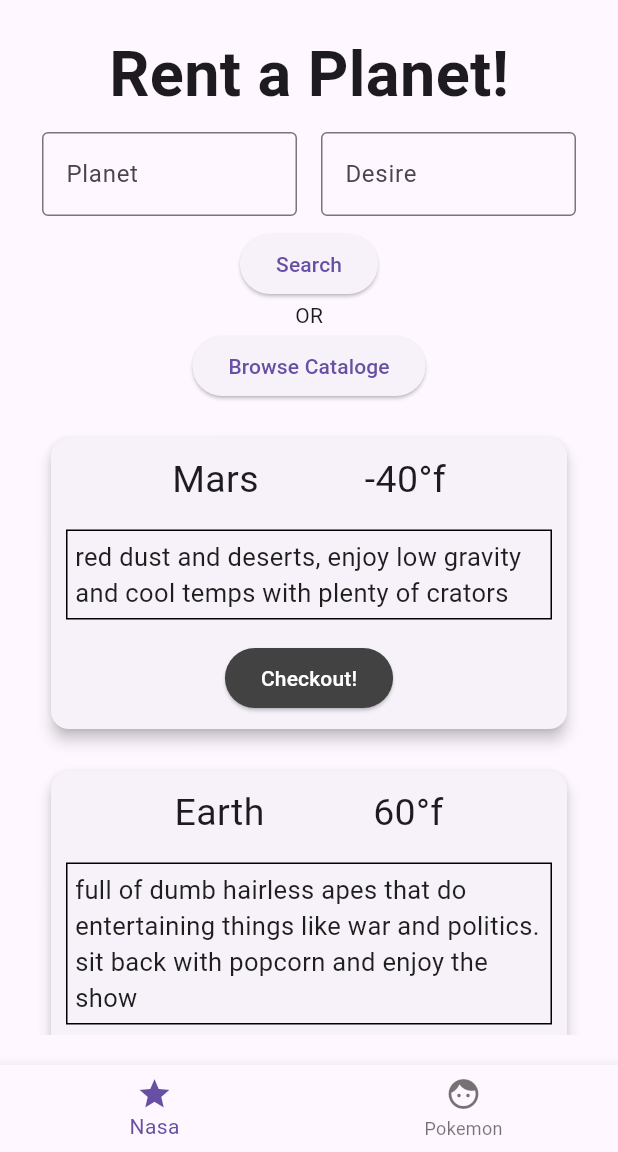
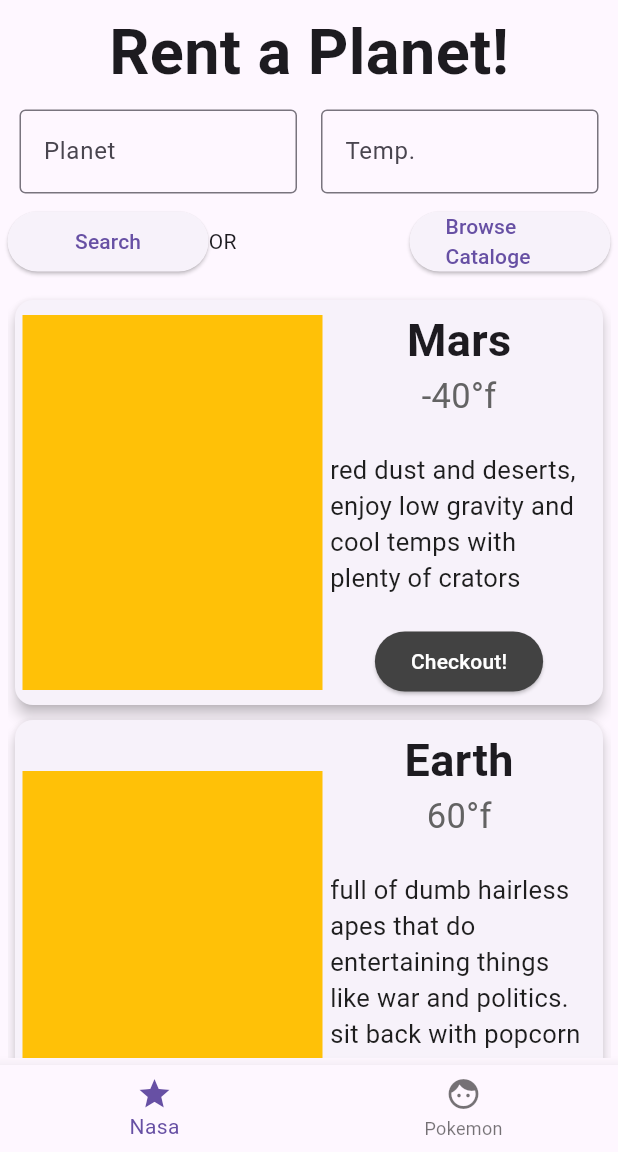
Before and after one commit to daneppp/Lab8-API, a Flutter app: the screen it shows after launch, on a phone screen of 412 x 824 dp, the part 84-1236 px from its top. Run offline on Flutter 3.47's test engine with Material 3 defaults, Android fonts, the phone set to English and light mode, and no system bars.

Commit message:
redisigned UI

```diff
--- a/lab_8/lib/Nasa/nasa.dart
+++ b/lab_8/lib/Nasa/nasa.dart
@@ -9,9 +9,9 @@ class nasa extends StatelessWidget {
   @override
   Widget build(BuildContext context) {
     return Padding(
-      padding: const EdgeInsets.all(20.0),
+      padding: const EdgeInsets.all(5.0),
       child: Column(
-        //mainAxisAlignment: MainAxisAlignment.spaceBetween,
+        mainAxisAlignment: MainAxisAlignment.spaceBetween,
         children: [
           const Text(
             'Rent a Planet!',
@@ -20,12 +20,26 @@ class nasa extends StatelessWidget {
           Row(
             children: [
               const Expanded(child: InputBox(label: "Planet")),
-              const Expanded(child: InputBox(label: "Desire")),
+              const Expanded(child: InputBox(label: "Temp.")),
             ],
           ),
-          ElevatedButton(onPressed: () {}, child: const Text('Search')),
-          Text("OR"),
-          ElevatedButton(onPressed: () {}, child: const Text('Browse Cataloge')),
+          Row(
+            children: [
+              Expanded(
+                child: ElevatedButton(
+                  onPressed: () {},
+                  child: const Text('Search'),
+                ),
+              ),
+              Expanded(child: Text("OR")),
+              Expanded(
+                child: ElevatedButton(
+                  onPressed: () {},
+                  child: const Text('Browse Cataloge'),
+                ),
+              ),
+            ],
+          ),
           SizedBox(height: 10),
           Expanded(child: PlanetList()),
         ],
--- a/lab_8/lib/Nasa/planet_widget.dart
+++ b/lab_8/lib/Nasa/planet_widget.dart
@@ -10,30 +10,46 @@ class PlanetWidget extends StatelessWidget {
   @override
   Widget build(BuildContext context) {
     return Padding(
-      padding: EdgeInsetsGeometry.all(10),
+      padding: EdgeInsetsGeometry.all(1),
       child: Card(
         elevation: 4,
         child: Padding(
-          padding: EdgeInsetsGeometry.all(10),
+          padding: EdgeInsetsGeometry.all(5),
+          child: Row(
+            children: [
+              Container(color: Colors.amber, child: SizedBox(height: 250, width:  200,)),
+              Expanded(
               child: Column(
                 children: [
-              Row(
-                mainAxisAlignment: MainAxisAlignment.spaceEvenly,
-                children: [
-                  Text(planet.name, style: TextStyle(fontSize: 25)),
+                  Text(
+                        planet.name,
+                        style: TextStyle(
+                          fontSize: 30,
+                          fontWeight: FontWeight.bold,
+                        ),
+                      ),
                   Text(
                     "${planet.temp}°f",
-                    style: TextStyle(fontSize: 25),
+                    style: TextStyle(
+                      fontSize: 23,
+                      color: const Color.fromARGB(255, 99, 99, 99),
                     ),
-                ],
                   ),
                   SizedBox(height: 15),
                   Container(
-                decoration: BoxDecoration(border: Border.all(width: 1)),
-                child: Padding(padding: EdgeInsetsGeometry.all(5), child: Align(
+                    child: Padding(
+                      padding: EdgeInsetsGeometry.all(5),
+                      child: Align(
                         alignment: Alignment.bottomLeft,
-                  child: Text(planet.description, style: TextStyle(color: const Color.fromARGB(255, 30, 30, 30), fontSize: 17)),
-                )),
+                        child: Text(
+                          planet.description,
+                          style: TextStyle(
+                            color: const Color.fromARGB(255, 30, 30, 30),
+                            fontSize: 17,
+                          ),
+                        ),
+                      ),
+                    ),
                   ),
                   SizedBox(height: 15),
                   ElevatedButton(
@@ -45,6 +61,8 @@ class PlanetWidget extends StatelessWidget {
                     child: Text("Checkout!"),
                   ),
                 ],
+              )),
+            ],
           ),
         ),
       ),
```
Lines whose indentation alone changed are shown as unchanged.
